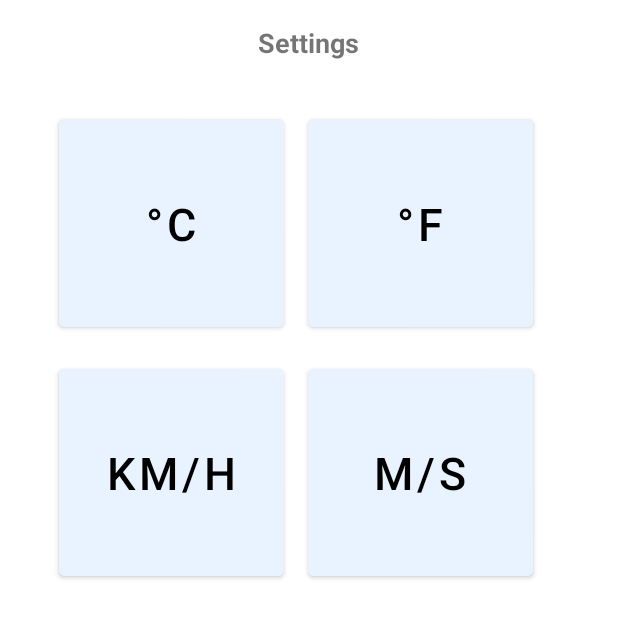
After one commit to hassankh0/application-meteo, an Android app: the layout fragment_setting.xml on its own in the app's theme, with its tools: preview values and no code run, on a phone screen of 412 x 824 dp. The commit adds this screen. Shown: the top 618 px of the screen. Run offline under Robolectric (Android 15) with nearby library versions, the phone set to English and light mode, and no system bars.

Commit message:
MeteoSetting

```diff
--- a/app/src/main/java/com/example/applicationmeteo/MainActivity.kt
+++ b/app/src/main/java/com/example/applicationmeteo/MainActivity.kt
@@ -6,6 +6,7 @@ import androidx.appcompat.app.AppCompatActivity
 import androidx.fragment.app.Fragment
 import com.example.applicationmeteo.fragments.HomeFragment
 import com.example.applicationmeteo.fragments.SearchFragment
+import com.example.applicationmeteo.fragments.SettingFragment
 import com.example.applicationmeteo.fragments.WeekFragment
 import com.google.android.material.bottomnavigation.BottomNavigationView
 
@@ -24,6 +25,9 @@ class MainActivity : AppCompatActivity() {
                 R.id.home_location -> {
                     loadFragment(SearchFragment(this))
                 }
+                R.id.home_setting -> {
+                    loadFragment(SettingFragment(this))
+                }
             }
         }
 
--- a/app/src/main/java/com/example/applicationmeteo/adapter/WeatherAdapter.kt
+++ b/app/src/main/java/com/example/applicationmeteo/adapter/WeatherAdapter.kt
@@ -15,6 +15,8 @@ class WeatherAdapter(
     private val weatherList: List<WeatherModel>,
     private val layoutId: Int
 ) : RecyclerView.Adapter<WeatherAdapter.ViewHolder>() {
+
+
 
     class ViewHolder(view: View) : RecyclerView.ViewHolder(view) {
         val weatherCategory = view.findViewById<ImageView>(R.id.item_meteo_list_category)
--- /dev/null
+++ b/app/src/main/java/com/example/applicationmeteo/fragments/SettingFragment.kt
@@ -0,0 +1,29 @@
+package com.example.applicationmeteo.fragments
+
+import android.os.Bundle
+import android.view.LayoutInflater
+import android.view.View
+import android.view.ViewGroup
+import android.widget.TextView
+import androidx.fragment.app.Fragment
+import androidx.recyclerview.widget.RecyclerView
+import com.example.applicationmeteo.MainActivity
+import com.example.applicationmeteo.R
+import com.example.applicationmeteo.adapter.WeatherAdapter
+import com.example.applicationmeteo.constant.WeatherCategoryEnum
+import com.example.applicationmeteo.model.WeatherModel
+
+class SettingFragment(
+    private val context: MainActivity
+) : Fragment() {
+    override fun onCreateView(
+        inflater: LayoutInflater,
+        container: ViewGroup?,
+        savedInstanceState: Bundle?
+    ): View? {
+        val view = inflater.inflate(R.layout.fragment_setting, container, false)
+
+
+        return view
+    }
+}
--- a/app/src/main/res/layout/fragment_search.xml
+++ b/app/src/main/res/layout/fragment_search.xml
@@ -26,6 +26,7 @@
         android:layout_width="match_parent"
         android:layout_height="match_parent"
         android:orientation="vertical"
+            android:background="@color/bleu_claire"
             android:layout_marginTop="15dp"
         app:layoutManager="androidx.recyclerview.widget.LinearLayoutManager">
 
--- /dev/null
+++ b/app/src/main/res/layout/fragment_setting.xml
@@ -0,0 +1,100 @@
+<?xml version="1.0" encoding="utf-8"?>
+<RelativeLayout xmlns:android="http://schemas.android.com/apk/res/android"
+    android:layout_width="match_parent"
+    android:layout_height="match_parent">
+
+    <!-- Header Text at the Top Center -->
+    <TextView
+        android:id="@+id/headerText"
+        android:layout_width="wrap_content"
+        android:layout_height="wrap_content"
+        android:layout_centerHorizontal="true"
+        android:layout_marginTop="16dp"
+        android:text="Settings"
+        android:textSize="18sp"
+        android:textStyle="bold"/>
+    <GridLayout
+        android:id="@+id/Settings_buttons"
+
+        android:layout_width="match_parent"
+        android:layout_height="wrap_content"
+        android:rowCount="2"
+        android:columnCount="2"
+        android:alignmentMode="alignMargins"
+        android:columnOrderPreserved="false"
+        android:layout_gravity="center"
+        android:layout_marginTop="50dp"
+        android:layout_marginHorizontal="15dp"
+        android:padding="16dp">
+
+        <Button
+            android:id="@+id/button1"
+            android:layout_width="150dp"
+            android:layout_height="150dp"
+            android:layout_row="0"
+            android:layout_rowSpan="1"
+            android:layout_column="0"
+            android:layout_columnSpan="1"
+            android:layout_margin="8dp"
+            android:textColor="@color/black"
+            android:layout_marginStart="8dp"
+            android:layout_marginTop="8dp"
+            android:layout_marginEnd="8dp"
+            android:layout_marginBottom="8dp"
+            android:backgroundTint="@color/blanc_transparant"
+            android:text="°C"
+            android:textSize="30dp" />
+
+        <Button
+            android:id="@+id/button2"
+            android:layout_width="150dp"
+            android:layout_height="150dp"
+            android:layout_row="0"
+            android:layout_rowSpan="1"
+            android:layout_column="1"
+            android:layout_columnSpan="1"
+            android:layout_margin="8dp"
+            android:layout_marginStart="8dp"
+            android:textColor="@color/black"
+
+            android:layout_marginTop="8dp"
+            android:layout_marginEnd="8dp"
+            android:layout_marginBottom="8dp"
+            android:backgroundTint="@color/blanc_transparant"
+            android:text="°F"
+            android:textSize="30dp" />
+
+    <Button
+        android:id="@+id/button3"
+        android:layout_row="1"
+    android:layout_column="0"
+    android:layout_rowSpan="1"
+    android:layout_columnSpan="1"
+    android:layout_width="150dp"
+    android:layout_height="150dp"
+    android:layout_margin="8dp"
+        android:textSize="30dp"
+        android:backgroundTint="@color/blanc_transparant"
+        android:textColor="@color/black"
+
+        android:text="Km/h"/>
+
+    <Button
+        android:id="@+id/button4"
+        android:layout_row="1"
+    android:layout_column="1"
+    android:layout_rowSpan="1"
+    android:layout_columnSpan="1"
+
+        android:layout_width="150dp"
+    android:layout_height="150dp"
+    android:layout_margin="8dp"
+        android:textSize="30dp"
+        android:backgroundTint="@color/blanc_transparant"
+        android:textColor="@color/black"
+
+        android:text="m/s"/>
+
+
+</GridLayout>
+</RelativeLayout>
--- a/app/src/main/res/layout/item_meteo_search_result.xml
+++ b/app/src/main/res/layout/item_meteo_search_result.xml
@@ -2,7 +2,6 @@
 <androidx.cardview.widget.CardView xmlns:android="http://schemas.android.com/apk/res/android"
     android:layout_width="match_parent"
     android:orientation="vertical"
-    android:background="@color/bleu_claire"
 
     android:layout_height="match_parent">
     <LinearLayout
```
